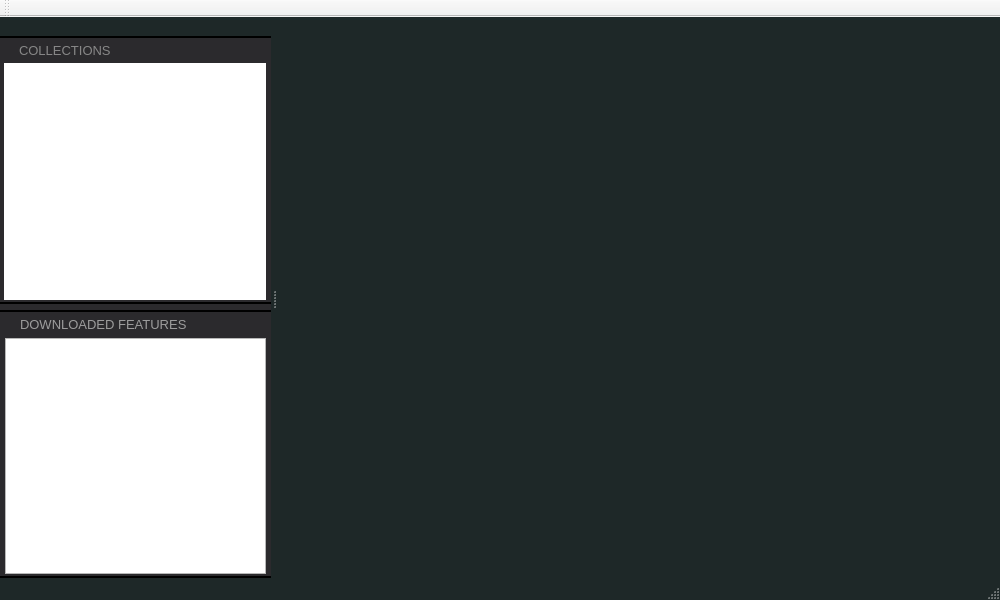
Above: dunyadesktop_app/ui_files/qt_designs/general_design.ui from MTG/dunya-desktop before the change. Below: the same form after it.
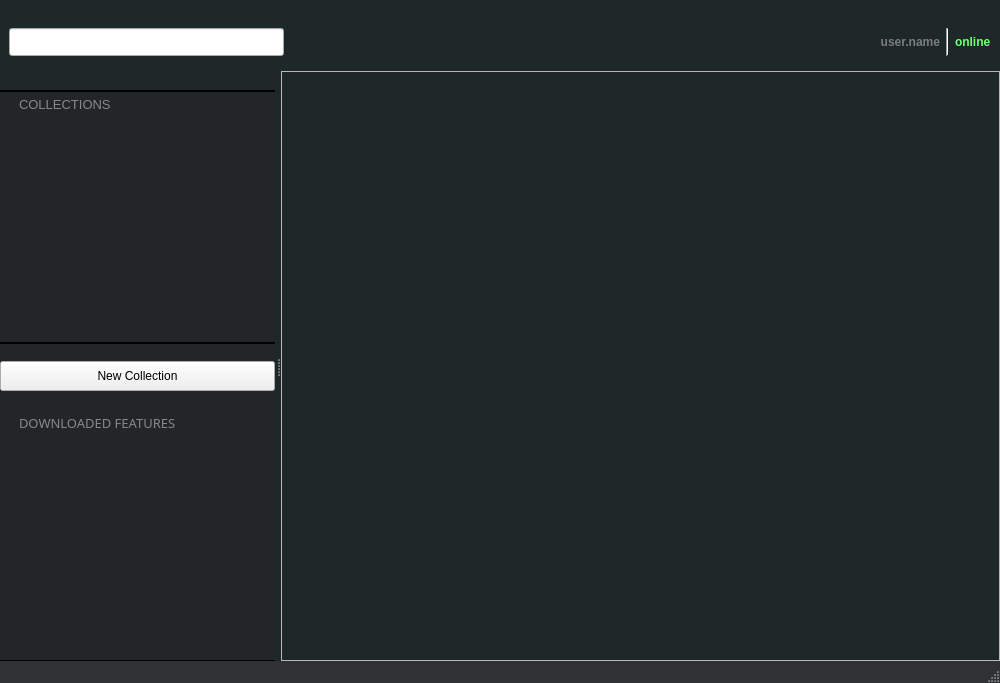
That is the form after the change.

Commit message: Added top dock and changed background colors

```diff
--- a/dunyadesktop_app/ui_files/qt_designs/general_design.ui
+++ b/dunyadesktop_app/ui_files/qt_designs/general_design.ui
@@ -7,7 +7,7 @@
     <x>0</x>
     <y>0</y>
     <width>1000</width>
-    <height>600</height>
+    <height>683</height>
    </rect>
   </property>
   <property name="sizePolicy">
@@ -26,17 +26,26 @@
    <string>MainWindow</string>
   </property>
   <property name="styleSheet">
-   <string notr="true">QMainWindow{ background-color: #1E2828;
+   <string notr="true">QMainWindow#MainWindow{ background-color: #1E2828;
 }</string>
   </property>
   <widget class="QWidget" name="centralwidget">
    <layout class="QVBoxLayout" name="verticalLayout_2">
+    <property name="spacing">
+     <number>15</number>
+    </property>
+    <property name="margin">
+     <number>0</number>
+    </property>
     <item>
-     <layout class="QGridLayout" name="gridLayout_table">
-      <property name="spacing">
-       <number>0</number>
+     <widget class="QFrame" name="frame">
+      <property name="frameShape">
+       <enum>QFrame::StyledPanel</enum>
       </property>
-     </layout>
+      <property name="frameShadow">
+       <enum>QFrame::Raised</enum>
+      </property>
+     </widget>
     </item>
    </layout>
   </widget>
@@ -50,7 +59,16 @@
     </rect>
    </property>
   </widget>
-  <widget class="QStatusBar" name="statusbar"/>
+  <widget class="QStatusBar" name="statusbar">
+   <property name="styleSheet">
+    <string notr="true">QStatusBar#statusbar {background-color: #2E3235;
+													 border-top-color: 1.5px solid black; }
+
+/*border: 1.5px solid black;
+					 										   border-right-color: transparent;
+					 										   border-left-color: transparent; */</string>
+   </property>
+  </widget>
   <widget class="QDockWidget" name="dockWidget_collections">
    <property name="sizePolicy">
     <sizepolicy hsizetype="Preferred" vsizetype="Minimum">
@@ -60,7 +78,7 @@
    </property>
    <property name="minimumSize">
     <size>
-     <width>271</width>
+     <width>275</width>
      <height>437</height>
     </size>
    </property>
@@ -99,14 +117,18 @@
      </size>
     </property>
     <property name="styleSheet">
-     <string notr="true">QWidget#dockWidgetContents { background-color: #2B2A2D; }</string>
+     <string notr="true">QWidget#dockWidgetContents { background-color: #232628; 
+																		  }</string>
     </property>
     <layout class="QVBoxLayout" name="verticalLayout">
+     <property name="spacing">
+      <number>17</number>
+     </property>
      <property name="margin">
       <number>0</number>
      </property>
      <item>
-      <widget class="QFrame" name="frame">
+      <widget class="QFrame" name="frame_collection">
        <property name="sizePolicy">
         <sizepolicy hsizetype="MinimumExpanding" vsizetype="Preferred">
          <horstretch>0</horstretch>
@@ -126,9 +148,10 @@
         </size>
        </property>
        <property name="styleSheet">
-        <string notr="true">QFrame#frame {border: 2px solid black;
-					 border-right-color: transparent;
-					 border-left-color: transparent;}</string>
+        <string notr="true">QFrame#frame_collection { border: 1.5px solid black;
+					 										   border-right-color: transparent;
+					 										   border-left-color: transparent;
+															  }</string>
        </property>
        <property name="frameShape">
         <enum>QFrame::StyledPanel</enum>
@@ -172,7 +195,9 @@
         <item>
          <widget class="QListView" name="listView_collections">
           <property name="styleSheet">
-           <string notr="true">QListView#listView_collections {border: transparent;}</string>
+           <string notr="true">QListView#listView_collections {border: transparent;
+																		  background-color: #232628; 
+																		  }</string>
           </property>
           <property name="viewMode">
            <enum>QListView::ListMode</enum>
@@ -183,7 +208,32 @@
       </widget>
      </item>
      <item>
-      <widget class="QFrame" name="frame_2">
+      <widget class="QToolButton" name="toolButton_collection">
+       <property name="sizePolicy">
+        <sizepolicy hsizetype="Preferred" vsizetype="Fixed">
+         <horstretch>0</horstretch>
+         <verstretch>0</verstretch>
+        </sizepolicy>
+       </property>
+       <property name="minimumSize">
+        <size>
+         <width>0</width>
+         <height>30</height>
+        </size>
+       </property>
+       <property name="maximumSize">
+        <size>
+         <width>16777215</width>
+         <height>30</height>
+        </size>
+       </property>
+       <property name="text">
+        <string>New Collection</string>
+       </property>
+      </widget>
+     </item>
+     <item>
+      <widget class="QFrame" name="frame_downloaded">
        <property name="sizePolicy">
         <sizepolicy hsizetype="MinimumExpanding" vsizetype="Preferred">
          <horstretch>0</horstretch>
@@ -203,9 +253,11 @@
         </size>
        </property>
        <property name="styleSheet">
-        <string notr="true">QFrame#frame_2 {border: 2px solid black;
-					 border-right-color: transparent;
-					 border-left-color: transparent;}</string>
+        <string notr="true">QFrame#frame_downloaded {border: 1px solid black;
+										   							border-right-color: transparent;
+					 												border-left-color: transparent;
+																	border-top-color: transparent;
+																	}</string>
        </property>
        <property name="frameShape">
         <enum>QFrame::StyledPanel</enum>
@@ -227,9 +279,14 @@
          <number>2</number>
         </property>
         <item>
-         <widget class="QLabel" name="label_2">
+         <widget class="QLabel" name="label_downloaded">
+          <property name="font">
+           <font>
+            <family>Garuda</family>
+           </font>
+          </property>
           <property name="text">
-           <string>&lt;html&gt;&lt;head/&gt;&lt;body&gt;&lt;p&gt;&lt;span style=&quot; font-size:10pt; color:#9c9c9c;&quot;&gt;DOWNLOADED FEATURES&lt;/span&gt;&lt;/p&gt;&lt;/body&gt;&lt;/html&gt;</string>
+           <string>&lt;html&gt;&lt;head/&gt;&lt;body&gt;&lt;p&gt;&lt;span style=&quot; font-size:10pt; color:#878787;&quot;&gt;DOWNLOADED FEATURES&lt;/span&gt;&lt;/p&gt;&lt;/body&gt;&lt;/html&gt;</string>
           </property>
           <property name="indent">
            <number>15</number>
@@ -237,7 +294,13 @@
          </widget>
         </item>
         <item>
-         <widget class="QTableView" name="tableView_downloaded"/>
+         <widget class="QTableView" name="tableView_downloaded">
+          <property name="styleSheet">
+           <string notr="true">QTableView#tableView_downloaded {border: transparent;
+																					  background-color: #232628; 
+																					  }</string>
+          </property>
+         </widget>
         </item>
        </layout>
       </widget>
@@ -245,16 +308,93 @@
     </layout>
    </widget>
   </widget>
-  <widget class="QToolBar" name="toolBar">
+  <widget class="QDockWidget" name="dockWidget_top">
+   <property name="sizePolicy">
+    <sizepolicy hsizetype="Fixed" vsizetype="Fixed">
+     <horstretch>0</horstretch>
+     <verstretch>0</verstretch>
+    </sizepolicy>
+   </property>
+   <property name="minimumSize">
+    <size>
+     <width>459</width>
+     <height>65</height>
+    </size>
+   </property>
+   <property name="maximumSize">
+    <size>
+     <width>524287</width>
+     <height>65</height>
+    </size>
+   </property>
+   <property name="features">
+    <set>QDockWidget::NoDockWidgetFeatures</set>
+   </property>
+   <property name="allowedAreas">
+    <set>Qt::NoDockWidgetArea</set>
+   </property>
    <property name="windowTitle">
-    <string>toolBar</string>
+    <string notr="true"/>
    </property>
-   <attribute name="toolBarArea">
-    <enum>TopToolBarArea</enum>
+   <attribute name="dockWidgetArea">
+    <number>4</number>
    </attribute>
-   <attribute name="toolBarBreak">
-    <bool>false</bool>
-   </attribute>
+   <widget class="QWidget" name="dockWidgetContents_3">
+    <layout class="QHBoxLayout" name="horizontalLayout">
+     <item>
+      <widget class="QLineEdit" name="lineEdit_search">
+       <property name="sizePolicy">
+        <sizepolicy hsizetype="Fixed" vsizetype="Fixed">
+         <horstretch>0</horstretch>
+         <verstretch>0</verstretch>
+        </sizepolicy>
+       </property>
+       <property name="minimumSize">
+        <size>
+         <width>275</width>
+         <height>10</height>
+        </size>
+       </property>
+       <property name="maximumSize">
+        <size>
+         <width>150</width>
+         <height>30</height>
+        </size>
+       </property>
+      </widget>
+     </item>
+     <item>
+      <widget class="QLabel" name="label_username">
+       <property name="text">
+        <string>&lt;html&gt;&lt;head/&gt;&lt;body&gt;&lt;p align=&quot;right&quot;&gt;&lt;span style=&quot; font-weight:600; color:#7c7c7c;&quot;&gt;user.name&lt;/span&gt;&lt;/p&gt;&lt;/body&gt;&lt;/html&gt;</string>
+       </property>
+      </widget>
+     </item>
+     <item>
+      <widget class="Line" name="line">
+       <property name="lineWidth">
+        <number>1</number>
+       </property>
+       <property name="orientation">
+        <enum>Qt::Vertical</enum>
+       </property>
+      </widget>
+     </item>
+     <item>
+      <widget class="QLabel" name="label_status">
+       <property name="sizePolicy">
+        <sizepolicy hsizetype="Fixed" vsizetype="Fixed">
+         <horstretch>0</horstretch>
+         <verstretch>0</verstretch>
+        </sizepolicy>
+       </property>
+       <property name="text">
+        <string>&lt;html&gt;&lt;head/&gt;&lt;body&gt;&lt;p&gt;&lt;span style=&quot; font-weight:600; color:#73ff7c;&quot;&gt;online&lt;/span&gt;&lt;/p&gt;&lt;/body&gt;&lt;/html&gt;</string>
+       </property>
+      </widget>
+     </item>
+    </layout>
+   </widget>
   </widget>
  </widget>
  <resources/>
```
Left out of the diff: 7 changed lines with no effect on the pictures.
